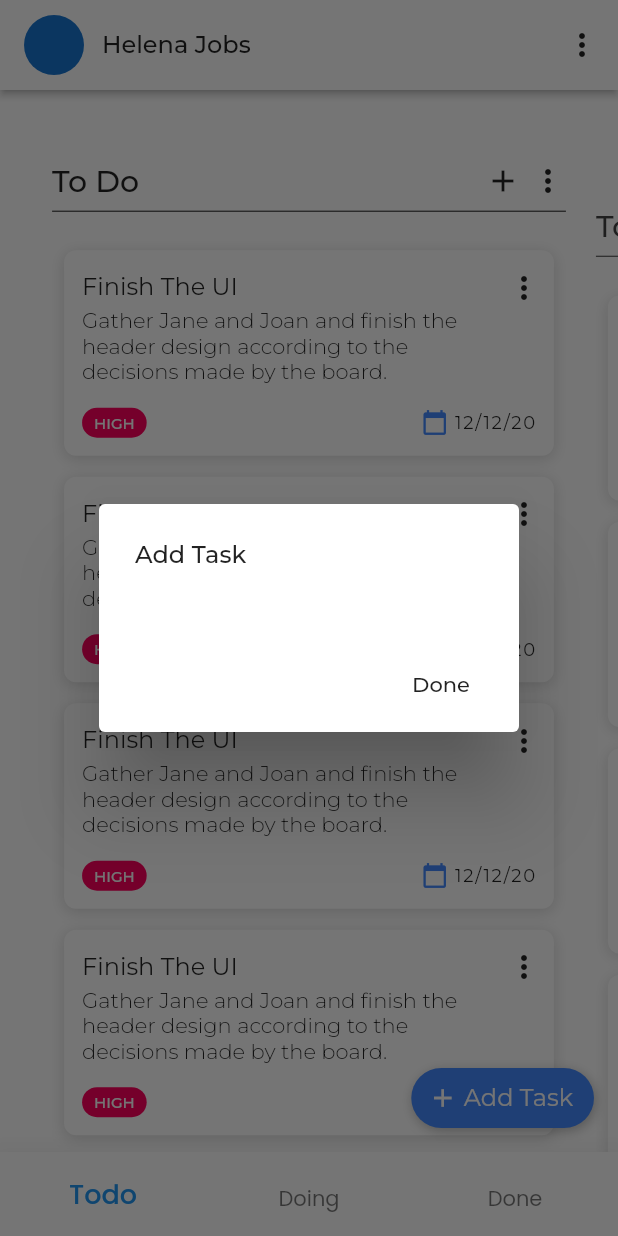
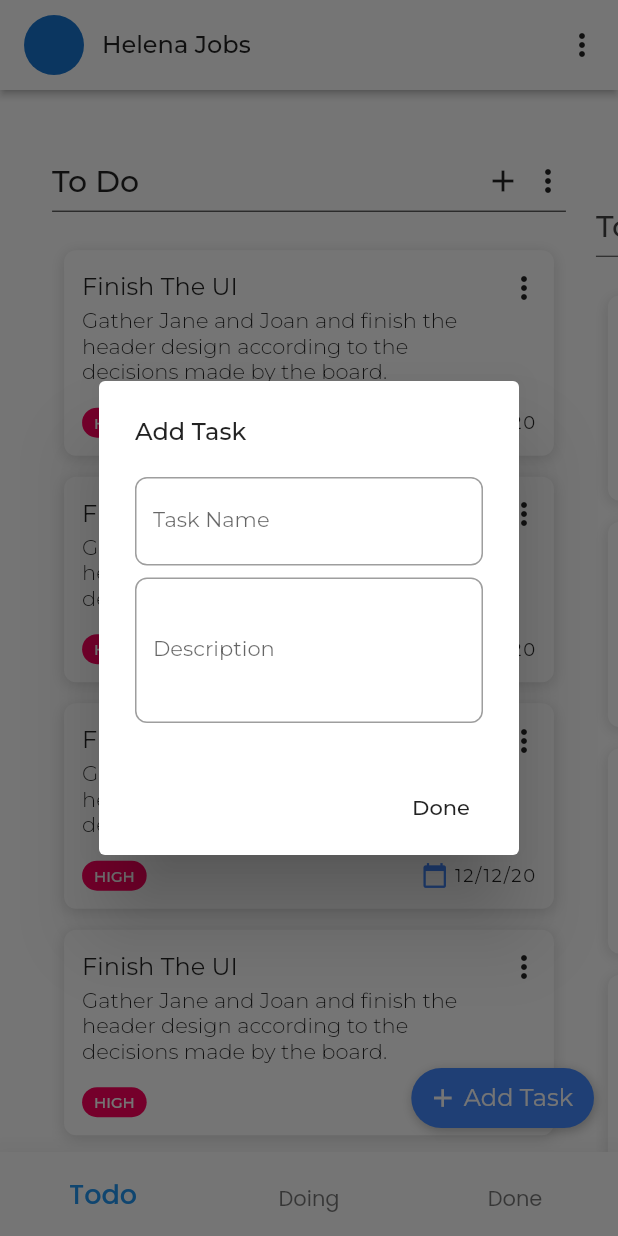
Before and after one commit to abraiyan/minimalist_project_management, a Flutter app: the screen it shows after launch, after a tap on "Add Task", on a phone screen of 412 x 824 dp. Run offline on Flutter 3.47's test engine with Material 2 defaults, Android fonts, the phone set to English and light mode, and no system bars; our stand-ins replace google_fonts.

Commit message:
UI Updated

```diff
--- a/lib/screens/home_page.dart
+++ b/lib/screens/home_page.dart
@@ -28,7 +28,7 @@ class _HomePageState extends State<HomePage> {
       appBar: buildAppBar(),
       bottomNavigationBar: buildBottomNavigationBar(),
       body: PageView.builder(
-        physics: const BouncingScrollPhysics(),
+        physics: const ClampingScrollPhysics(),
         controller: pageController,
         onPageChanged: (value) {
           setState(() {
@@ -119,7 +119,30 @@ class _HomePageState extends State<HomePage> {
                 content: Column(
                   mainAxisSize: MainAxisSize.min,
                   children: [
-
+                    TextField(
+                      decoration: InputDecoration(
+                        labelText: 'Task Name',
+                        hintText: 'Enter the name of the task',
+                        labelStyle: GoogleFonts.montserrat(fontSize: 14),
+                        hintStyle: GoogleFonts.montserrat(fontSize: 14),
+                        border:  OutlineInputBorder(
+                          borderRadius: BorderRadius.circular(8.0),
+                        ),
+                      ),
+                    ),
+                    const SizedBox(height: 8),
+                    TextField(
+                      maxLines: 3,
+                      decoration: InputDecoration(
+                        labelText: 'Description',
+                        hintText: 'Enter the details of your task',
+                        labelStyle: GoogleFonts.montserrat(fontSize: 14),
+                        hintStyle: GoogleFonts.montserrat(fontSize: 14),
+                        border:  OutlineInputBorder(
+                          borderRadius: BorderRadius.circular(8.0),
+                        ),
+                      ),
+                    ),
                   ],
                 ),
               );
```
